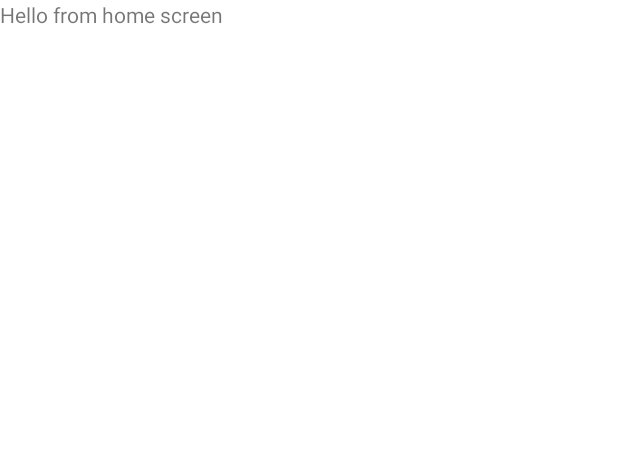
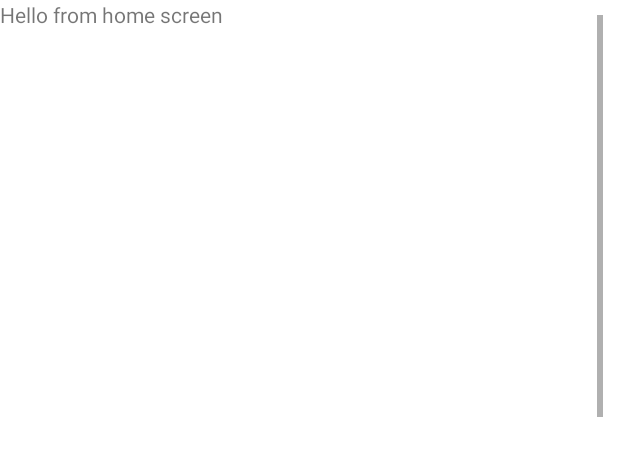
Before and after one commit to sultansse/Geographic_atlas, an Android app: the layout fragment_countries_list.xml on its own in the app's theme, with its tools: preview values and no code run, on a phone screen of 412 x 824 dp. Shown: the top 456 px of the screen. Run offline under Robolectric (Android 15) with nearby library versions, the light colour scheme and no system bars.

Commit message:
REF: файлы перемещены в соответсвующие папки (packages)

```diff
--- a/app/src/main/java/com/softwareit/geographicatlas/ui/CountriesList.kt
+++ b/app/src/main/java/com/softwareit/geographicatlas/ui/countriesList/CountriesList.kt
@@ -1,4 +1,4 @@
-package com.softwareit.geographicatlas.ui
+package com.softwareit.geographicatlas.ui.countriesList
 
 import android.os.Bundle
 import android.view.LayoutInflater
--- a/app/src/main/java/com/softwareit/geographicatlas/ui/CountryDetails.kt
+++ b/app/src/main/java/com/softwareit/geographicatlas/ui/countryDetails/CountryDetails.kt
@@ -1,4 +1,4 @@
-package com.softwareit.geographicatlas.ui
+package com.softwareit.geographicatlas.ui.countryDetails
 
 import android.os.Bundle
 import android.view.LayoutInflater
--- /dev/null
+++ b/app/src/main/res/layout/country_list_item.xml
@@ -0,0 +1,7 @@
+<?xml version="1.0" encoding="utf-8"?>
+<androidx.appcompat.widget.LinearLayoutCompat xmlns:android="http://schemas.android.com/apk/res/android"
+    android:layout_width="match_parent"
+    android:layout_height="match_parent"
+    android:orientation="vertical">
+
+</androidx.appcompat.widget.LinearLayoutCompat>
--- a/app/src/main/res/layout/fragment_countries_list.xml
+++ b/app/src/main/res/layout/fragment_countries_list.xml
@@ -3,7 +3,7 @@
     xmlns:tools="http://schemas.android.com/tools"
     android:layout_width="match_parent"
     android:layout_height="match_parent"
-    tools:context=".ui.CountriesList">
+    tools:context=".ui.countriesList.CountriesList">
 
     <!-- TODO: Update blank fragment layout -->
     <TextView
@@ -11,4 +11,14 @@
         android:layout_height="match_parent"
         android:text="@string/hello_from_home_screen" />
 
+    <androidx.recyclerview.widget.RecyclerView
+        android:id="@+id/countries_list_recycler_view"
+        android:layout_width="match_parent"
+        android:layout_height="match_parent"
+        android:layout_margin="10dp"
+        android:orientation="vertical"
+        android:scrollbars="vertical"
+        android:visibility="visible"
+        tools:listitem="@layout/country_list_item"/>
+
 </FrameLayout>
--- a/app/src/main/res/layout/fragment_country_details.xml
+++ b/app/src/main/res/layout/fragment_country_details.xml
@@ -3,7 +3,7 @@
     xmlns:tools="http://schemas.android.com/tools"
     android:layout_width="match_parent"
     android:layout_height="match_parent"
-    tools:context=".ui.CountryDetails">
+    tools:context=".ui.countryDetails.CountryDetails">
 
     <!-- TODO: Update blank fragment layout -->
     <TextView
--- a/app/src/main/res/navigation/navigation.xml
+++ b/app/src/main/res/navigation/navigation.xml
@@ -7,7 +7,7 @@
 
     <fragment
         android:id="@+id/CountriesList"
-        android:name="com.softwareit.geographicatlas.ui.CountriesList"
+        android:name="com.softwareit.geographicatlas.ui.countriesList.CountriesList"
         android:label="World Countries"
         tools:layout="@layout/fragment_countries_list">
         <action
@@ -17,7 +17,7 @@
 
     <fragment
         android:id="@+id/CountryDetails"
-        android:name="com.softwareit.geographicatlas.ui.CountryDetails"
+        android:name="com.softwareit.geographicatlas.ui.countryDetails.CountryDetails"
         android:label="Country Details"
         tools:layout="@layout/fragment_country_details" />
 
```
